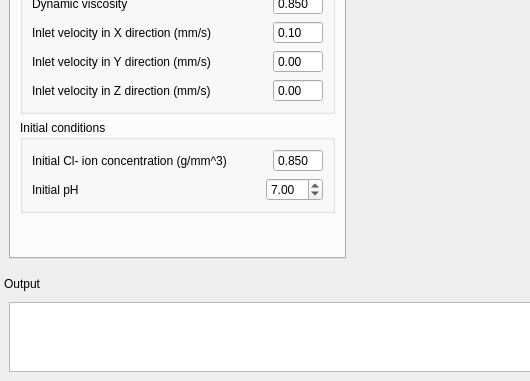
Before: the Qt Designer form BioDeg-UI/mainwindow.ui in mbarzegary/BioDeg-UI, drawn with Qt 5; both pictures show x 0 to 530 and y 491 to 872 of the 1218 by 872 pixel window.
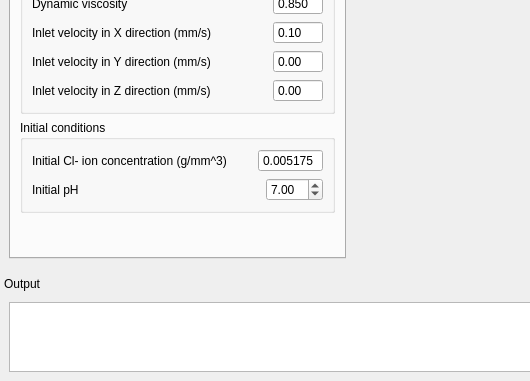
After: the same form once the commit is applied. The open tabs and pages were chosen to show the change.

Commit message: add arguments preparation

The edit to the form file:
```diff
--- a/BioDeg-UI/mainwindow.ui
+++ b/BioDeg-UI/mainwindow.ui
@@ -1215,7 +1215,7 @@
                <widget class="QDoubleSpinBox" name="initClConcenSpin">
                 <property name="maximumSize">
                  <size>
-                  <width>50</width>
+                  <width>65</width>
                   <height>16777215</height>
                  </size>
                 </property>
@@ -1223,7 +1223,7 @@
                  <enum>QAbstractSpinBox::NoButtons</enum>
                 </property>
                 <property name="decimals">
-                 <number>3</number>
+                 <number>6</number>
                 </property>
                 <property name="minimum">
                  <double>0.000000000000000</double>
@@ -1235,7 +1235,7 @@
                  <double>0.010000000000000</double>
                 </property>
                 <property name="value">
-                 <double>0.850000000000000</double>
+                 <double>0.005175000000000</double>
                 </property>
                </widget>
               </item>
```
Left out of the diff: 4 changed lines with no effect on the pictures. The commit also changes 2 other files.
